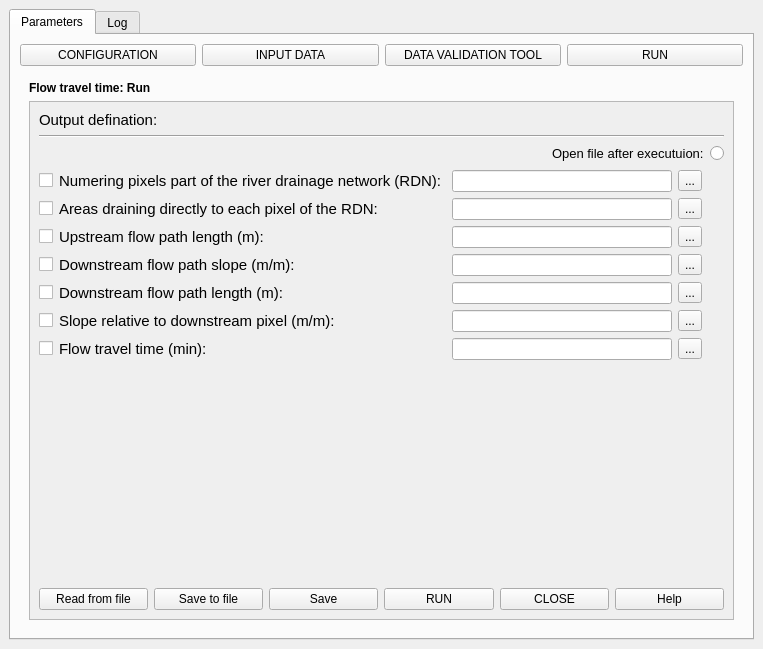
The window that hidroPixel_dialog_flow_tt.ui (pedmap/HidroPixel_test) describes before a commit, drawn with Qt 5.
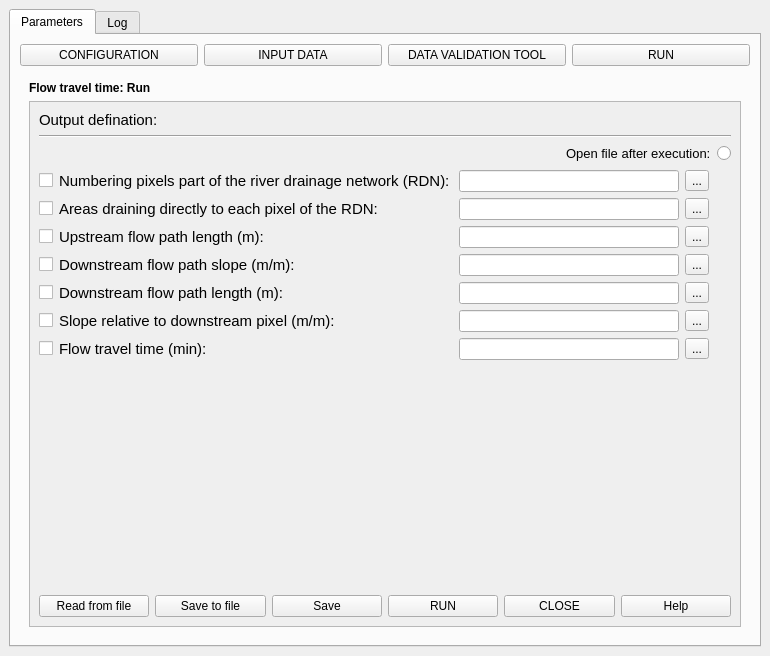
The same window after the commit. The open tabs and pages were chosen to show the change. Icons and pictures are not drawn.

What changed in the file:
```diff
--- a/hidroPixel_dialog_flow_tt.ui
+++ b/hidroPixel_dialog_flow_tt.ui
@@ -6,8 +6,8 @@
    <rect>
     <x>0</x>
     <y>0</y>
-    <width>763</width>
-    <height>649</height>
+    <width>770</width>
+    <height>656</height>
    </rect>
   </property>
   <property name="minimumSize">
@@ -1946,8 +1946,8 @@
                 <rect>
                  <x>0</x>
                  <y>0</y>
-                 <width>701</width>
-                 <height>510</height>
+                 <width>708</width>
+                 <height>517</height>
                 </rect>
                </property>
                <layout class="QGridLayout" name="gridLayout_48">
@@ -1989,7 +1989,7 @@
                     <item>
                      <widget class="QLabel" name="label_64">
                       <property name="text">
-                       <string>&lt;html&gt;&lt;head/&gt;&lt;body&gt;&lt;p align=&quot;justify&quot;&gt;&lt;span style=&quot; font-size:10pt;&quot;&gt;Open file after executuion:&lt;/span&gt;&lt;/p&gt;&lt;/body&gt;&lt;/html&gt;</string>
+                       <string>&lt;html&gt;&lt;head/&gt;&lt;body&gt;&lt;p align=&quot;justify&quot;&gt;&lt;span style=&quot; font-size:10pt;&quot;&gt;Open file after execution:&lt;/span&gt;&lt;/p&gt;&lt;/body&gt;&lt;/html&gt;</string>
                       </property>
                      </widget>
                     </item>
@@ -1998,6 +1998,9 @@
                       <property name="text">
                        <string/>
                       </property>
+                      <property name="checkable">
+                       <bool>false</bool>
+                      </property>
                      </widget>
                     </item>
                    </layout>
@@ -2074,7 +2077,7 @@
                       <item row="0" column="0">
                        <widget class="QLabel" name="label_57">
                         <property name="text">
-                         <string>&lt;html&gt;&lt;head/&gt;&lt;body&gt;&lt;p align=&quot;justify&quot;&gt;&lt;span style=&quot; font-size:11pt;&quot;&gt;Numering pixels part of the river drainage network (RDN):&lt;/span&gt;&lt;/p&gt;&lt;/body&gt;&lt;/html&gt;</string>
+                         <string>&lt;html&gt;&lt;head/&gt;&lt;body&gt;&lt;p align=&quot;justify&quot;&gt;&lt;span style=&quot; font-size:11pt;&quot;&gt;Numbering pixels part of the river drainage network (RDN):&lt;/span&gt;&lt;/p&gt;&lt;/body&gt;&lt;/html&gt;</string>
                         </property>
                        </widget>
                       </item>
```
Left out of the diff: 318 changed lines with no effect on the pictures.
